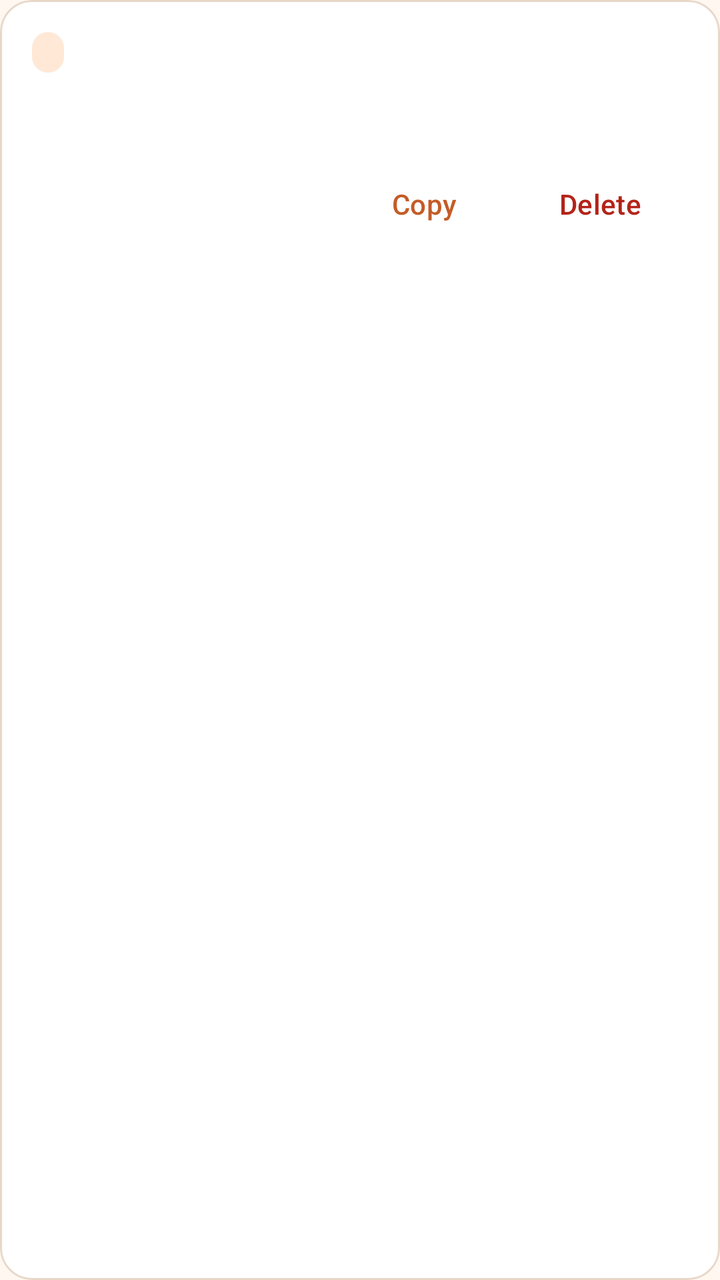
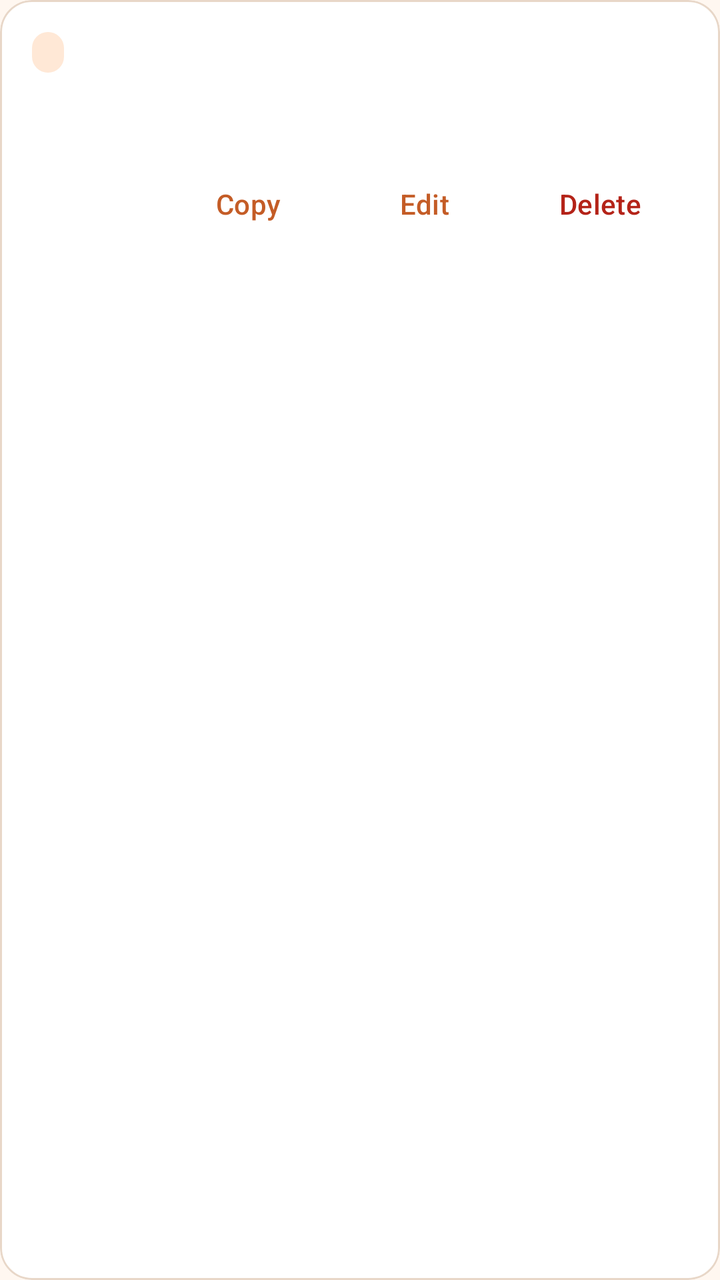

Before-and-after screenshots of an Android layout around one commit, followed by the original layout XML and the change that was made.
<!-- AndroidManifest.xml: application theme Theme.Clippy -->
<!-- res/layout/item_clip.xml -->
<?xml version="1.0" encoding="utf-8"?>
<com.google.android.material.card.MaterialCardView xmlns:android="http://schemas.android.com/apk/res/android"
    xmlns:app="http://schemas.android.com/apk/res-auto"
    android:layout_width="match_parent"
    android:layout_height="wrap_content"
    android:layout_marginBottom="12dp"
    app:cardBackgroundColor="@color/clippy_surface"
    app:cardCornerRadius="16dp"
    app:cardElevation="0dp"
    app:strokeColor="#E8D7C8"
    app:strokeWidth="1dp">

    <LinearLayout
        android:layout_width="match_parent"
        android:layout_height="wrap_content"
        android:orientation="vertical"
        android:padding="16dp">

        <LinearLayout
            android:layout_width="match_parent"
            android:layout_height="wrap_content"
            android:orientation="horizontal">

            <TextView
                android:id="@+id/kind"
                android:layout_width="wrap_content"
                android:layout_height="wrap_content"
                android:background="@drawable/bg_banner"
                android:paddingStart="8dp"
                android:paddingTop="2dp"
                android:paddingEnd="8dp"
                android:paddingBottom="2dp"
                android:textColor="@color/clippy_accent"
                android:textSize="12sp"
                android:textStyle="bold" />

            <TextView
                android:id="@+id/whenLabel"
                android:layout_width="0dp"
                android:layout_height="wrap_content"
                android:layout_marginStart="8dp"
                android:layout_weight="1"
                android:textColor="@color/clippy_muted"
                android:textSize="12sp" />
        </LinearLayout>

        <ImageView
            android:id="@+id/image"
            android:layout_width="match_parent"
            android:layout_height="160dp"
            android:layout_marginTop="12dp"
            android:adjustViewBounds="true"
            android:contentDescription="@string/kind_image"
            android:scaleType="centerCrop"
            android:visibility="gone" />

        <TextView
            android:id="@+id/body"
            android:layout_width="match_parent"
            android:layout_height="wrap_content"
            android:layout_marginTop="12dp"
            android:textColor="@color/clippy_ink"
            android:textIsSelectable="true"
            android:textSize="16sp" />

        <LinearLayout
            android:layout_width="match_parent"
            android:layout_height="wrap_content"
            android:layout_marginTop="8dp"
            android:gravity="end"
            android:orientation="horizontal">

            <com.google.android.material.button.MaterialButton
                android:id="@+id/copyButton"
                style="@style/Widget.Material3.Button.TextButton"
                android:layout_width="wrap_content"
                android:layout_height="wrap_content"
                android:text="@string/copy_action" />

            <com.google.android.material.button.MaterialButton
                android:id="@+id/deleteButton"
                style="@style/Widget.Material3.Button.TextButton"
                android:layout_width="wrap_content"
                android:layout_height="wrap_content"
                android:text="@string/delete_action"
                android:textColor="#B42318" />
        </LinearLayout>
    </LinearLayout>
</com.google.android.material.card.MaterialCardView>
<!-- resources referenced by this layout -->
<resources>
  <color name="clippy_accent">#C45C26</color>
  <color name="clippy_ink">#1C140F</color>
  <color name="clippy_muted">#6B5A4E</color>
  <color name="clippy_surface">#FFFFFF</color>
  <!-- drawable bg_banner (drawable) -->
  <?xml version="1.0" encoding="utf-8"?>
  <shape xmlns:android="http://schemas.android.com/apk/res/android" android:shape="rectangle">
      <solid android:color="@color/clippy_banner" />
      <corners android:radius="12dp" />
  </shape>
  <string name="copy_action">Copy</string>
  <string name="delete_action">Delete</string>
  <string name="kind_image">Image</string>
  <style name="Theme.Clippy" parent="Theme.Material3.Light.NoActionBar">
          <item name="android:statusBarColor">@color/clippy_bg</item>
          <item name="android:navigationBarColor">@color/clippy_bg</item>
          <item name="android:windowLightStatusBar">true</item>
          <item name="colorPrimary">@color/clippy_accent</item>
          <item name="android:windowBackground">@color/clippy_bg</item>
      </style>
  <color name="clippy_banner">#FFE8D6</color>
  <color name="clippy_bg">#FFF7F0</color>
</resources>

<!-- the commit's change to res/layout/item_clip.xml (unified diff, before → after) -->
@@ -78,6 +78,13 @@
                 android:text="@string/copy_action" />
 
             <com.google.android.material.button.MaterialButton
+                android:id="@+id/editButton"
+                style="@style/Widget.Material3.Button.TextButton"
+                android:layout_width="wrap_content"
+                android:layout_height="wrap_content"
+                android:text="@string/edit_action" />
+
+            <com.google.android.material.button.MaterialButton
                 android:id="@+id/deleteButton"
                 style="@style/Widget.Material3.Button.TextButton"
                 android:layout_width="wrap_content"
<!-- resource entries referenced after the edit -->
@@ -12,6 +12,7 @@
   </shape>
   <string name="copy_action">Copy</string>
   <string name="delete_action">Delete</string>
+  <string name="edit_action">Edit</string>
   <string name="kind_image">Image</string>
   <style name="Theme.Clippy" parent="Theme.Material3.Light.NoActionBar">
           <item name="android:statusBarColor">@color/clippy_bg</item>
